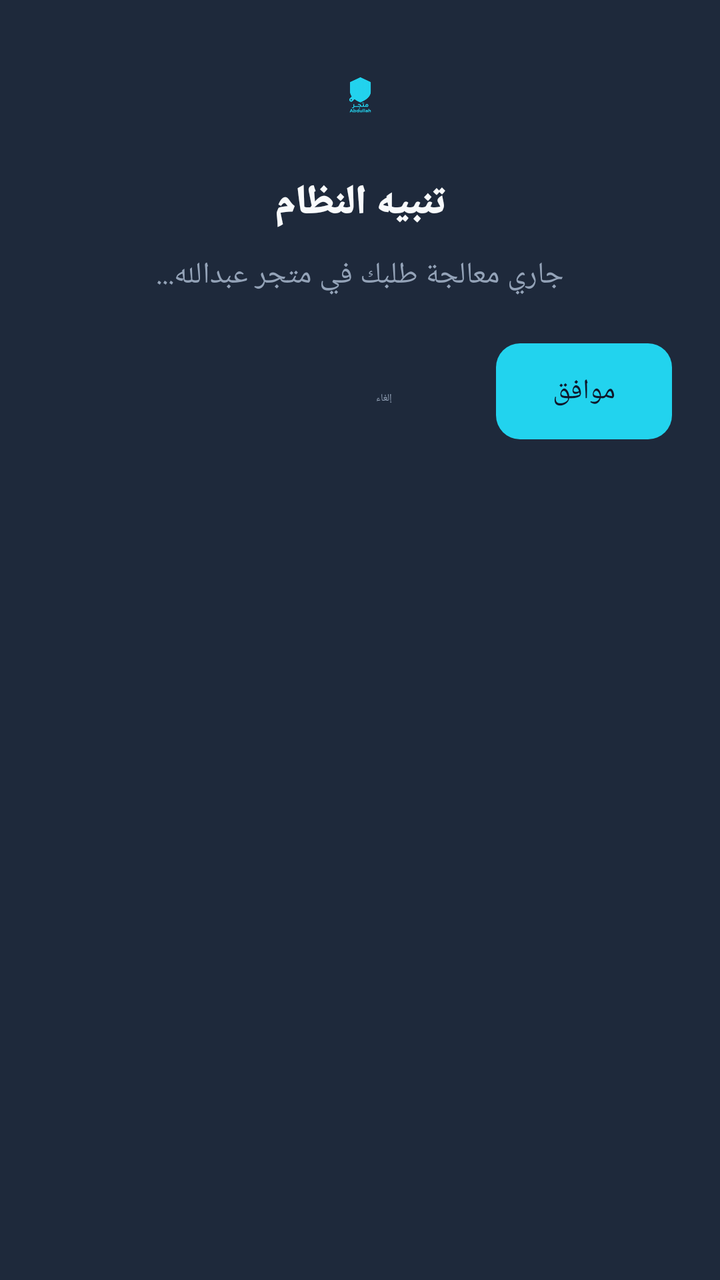
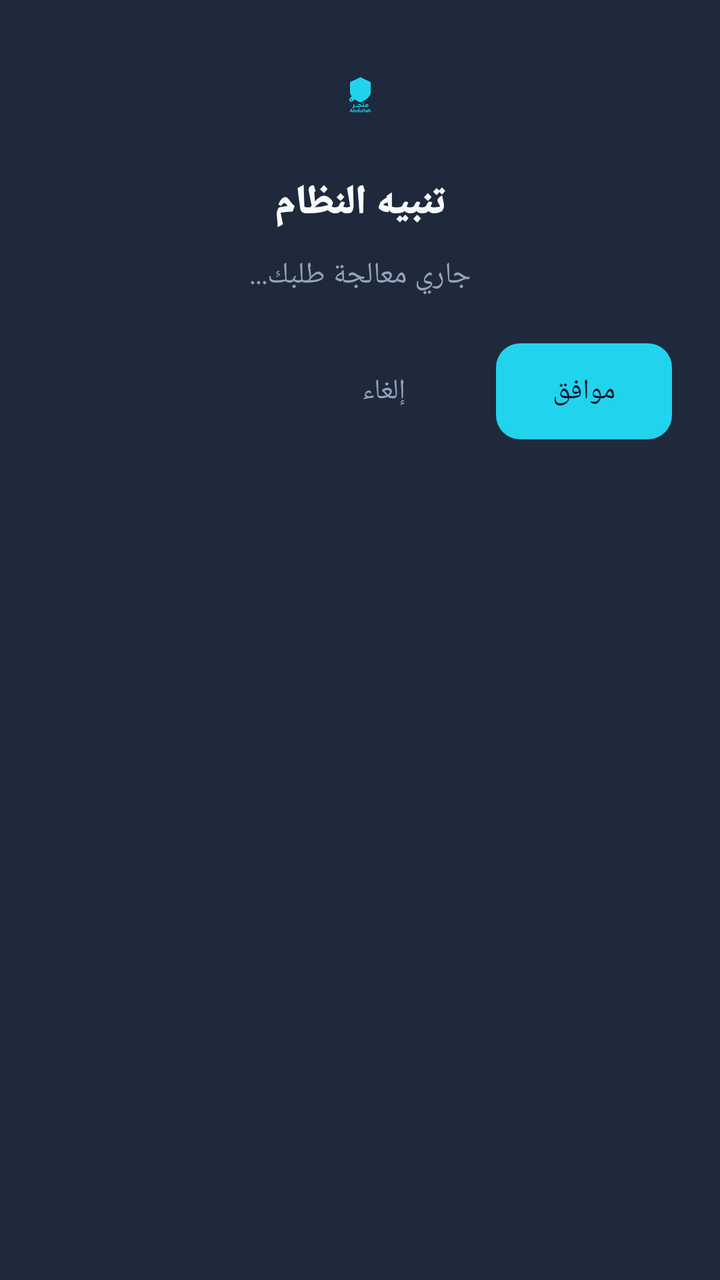

Compare the two renders of this Android layout. The source of the first and the diff that turns it into the second are given below.
<!-- AndroidManifest.xml: application theme Theme.FixEngine -->
<!-- res/layout/mtrl_alert_dialog.xml -->
<?xml version="1.0" encoding="utf-8"?>
<LinearLayout xmlns:android="http://schemas.android.com/apk/res/android"
    xmlns:app="http://schemas.android.com/apk/res-auto"
    android:layout_width="match_parent"
    android:layout_height="wrap_content"
    android:background="#1E293B"
    android:orientation="vertical"
    android:padding="24dp">

    
    <ImageView
        android:id="@+id/dialog_icon"
        android:layout_width="48dp"
        android:layout_height="48dp"
        android:layout_gravity="center"
        android:src="@drawable/ic_launcher_foreground"
        app:tint="#22D3EE" />

    
    <TextView
        android:id="@+id/dialog_title"
        android:layout_width="match_parent"
        android:layout_height="wrap_content"
        android:layout_marginTop="16dp"
        android:gravity="center"
        android:text="تنبيه النظام"
        android:textColor="#F8FAFC"
        android:textSize="20sp"
        android:fontFamily="sans-serif-black" />

    
    <TextView
        android:id="@+id/dialog_message"
        android:layout_width="match_parent"
        android:layout_height="wrap_content"
        android:layout_marginTop="12dp"
        android:gravity="center"
        android:text="جاري معالجة طلبك في متجر عبدالله..."
        android:textColor="#94A3B8"
        android:textSize="15sp"
        android:lineSpacingExtra="4dp" />

    
    <ProgressBar
        android:id="@+id/dialog_progress"
        style="?android:attr/progressBarStyleHorizontal"
        android:layout_width="match_parent"
        android:layout_height="4dp"
        android:layout_marginTop="20dp"
        android:indeterminate="true"
        android:visibility="gone"
        android:indeterminateTint="#22D3EE" />

    
    <LinearLayout
        android:layout_width="match_parent"
        android:layout_height="wrap_content"
        android:layout_marginTop="24dp"
        android:gravity="end"
        android:orientation="horizontal">

        <com.google.android.material.button.MaterialButton
            android:id="@+id/btn_negative"
            style="@style/Widget.Material3.Button.TextButton"
            android:layout_width="wrap_content"
            android:layout_height="wrap_content"
            android:text="إلغاء"
            android:textColor="#94A3B8" />

        <com.google.android.material.button.MaterialButton
            android:id="@+id/btn_positive"
            android:layout_width="wrap_content"
            android:layout_height="wrap_content"
            android:layout_marginStart="12dp"
            android:text="موافق"
            android:textColor="#0F172A"
            app:backgroundTint="#22D3EE"
            app:cornerRadius="12dp" />
    </LinearLayout>

</LinearLayout>
<!-- resources referenced by this layout -->
<resources>
  <!-- drawable ic_launcher_foreground: png bitmap (drawable-xxxhdpi, 43725 bytes) -->
  <style name="Theme.FixEngine" parent="Theme.MaterialComponents.DayNight.NoActionBar">
          
          <item name="colorPrimary">#22D3EE</item> 
          <item name="colorPrimaryVariant">#0891B2</item>
          <item name="colorOnPrimary">#0F172A</item>
  
          
          <item name="colorSecondary">#38BDF8</item>
          <item name="colorSecondaryVariant">#0284C7</item>
          <item name="colorOnSecondary">#FFFFFF</item>
  
          
          <item name="android:windowBackground">#0F172A</item>
          <item name="android:statusBarColor">#0F172A</item>
          <item name="android:windowLightStatusBar" tools:targetApi="m">false</item> 
          
          
          <item name="materialButtonStyle">@style/Widget.FixEngine.Button</item>
          
          
          <item name="android:textColorPrimary">#F8FAFC</item>
          <item name="android:textColorSecondary">#94A3B8</item>
  
          
          <item name="materialAlertDialogTheme">@style/Theme.FixEngine.Dialog</item>
      </style>
  <style name="Widget.FixEngine.Button" parent="Widget.MaterialComponents.Button.UnelevatedButton">
          <item name="cornerRadius">16dp</item>
          <item name="android:insetTop">0dp</item>
          <item name="android:insetBottom">0dp</item>
          <item name="android:textAllCaps">false</item>
          <item name="android:fontFamily">sans-serif-medium</item>
          <item name="android:letterSpacing">0.03</item>
      </style>
  <style name="Theme.FixEngine.Dialog" parent="ThemeOverlay.MaterialComponents.MaterialAlertDialog">
          
          <item name="android:windowBackground">@android:color/transparent</item>
          <item name="android:windowIsTranslucent">true</item>
          <item name="android:windowContentOverlay">@null</item>
          <item name="android:windowNoTitle">true</item>
  
          
          <item name="colorPrimary">#22D3EE</item>
          <item name="colorOnSurface">#F8FAFC</item>
          <item name="android:textColorPrimary">#F8FAFC</item>
          <item name="android:textColorSecondary">#94A3B8</item>
          
          
          <item name="materialAlertDialogTitleTextStyle">@style/TextAppearance.FixEngine.Toolbar</item>
      </style>
  <style name="TextAppearance.FixEngine.Toolbar" parent="TextAppearance.MaterialComponents.Headline6">
          <item name="android:textSize">20sp</item>
          <item name="android:textStyle">bold</item>
          <item name="android:textColor">#F8FAFC</item>
          <item name="android:fontFamily">sans-serif-black</item>
      </style>
</resources>

<!-- the commit's change to res/layout/mtrl_alert_dialog.xml (unified diff, before → after) -->
@@ -1,13 +1,13 @@
 <?xml version="1.0" encoding="utf-8"?>
 <LinearLayout xmlns:android="http://schemas.android.com/apk/res/android"
     xmlns:app="http://schemas.android.com/apk/res-auto"
+    android:id="@+id/main_dialog_container"
     android:layout_width="match_parent"
     android:layout_height="wrap_content"
     android:background="#1E293B"
     android:orientation="vertical"
     android:padding="24dp">
 
-    
     <ImageView
         android:id="@+id/dialog_icon"
         android:layout_width="48dp"
@@ -16,7 +16,6 @@
         android:src="@drawable/ic_launcher_foreground"
         app:tint="#22D3EE" />
 
-    
     <TextView
         android:id="@+id/dialog_title"
         android:layout_width="match_parent"
@@ -28,30 +27,16 @@
         android:textSize="20sp"
         android:fontFamily="sans-serif-black" />
 
-    
     <TextView
         android:id="@+id/dialog_message"
         android:layout_width="match_parent"
         android:layout_height="wrap_content"
         android:layout_marginTop="12dp"
         android:gravity="center"
-        android:text="جاري معالجة طلبك في متجر عبدالله..."
+        android:text="جاري معالجة طلبك..."
         android:textColor="#94A3B8"
-        android:textSize="15sp"
-        android:lineSpacingExtra="4dp" />
+        android:textSize="15sp" />
 
-    
-    <ProgressBar
-        android:id="@+id/dialog_progress"
-        style="?android:attr/progressBarStyleHorizontal"
-        android:layout_width="match_parent"
-        android:layout_height="4dp"
-        android:layout_marginTop="20dp"
-        android:indeterminate="true"
-        android:visibility="gone"
-        android:indeterminateTint="#22D3EE" />
-
-    
     <LinearLayout
         android:layout_width="match_parent"
         android:layout_height="wrap_content"
@@ -61,7 +46,7 @@
 
         <com.google.android.material.button.MaterialButton
             android:id="@+id/btn_negative"
-            style="@style/Widget.Material3.Button.TextButton"
+            style="@style/Widget.MaterialComponents.Button.TextButton"
             android:layout_width="wrap_content"
             android:layout_height="wrap_content"
             android:text="إلغاء"
@@ -77,5 +62,4 @@
             app:backgroundTint="#22D3EE"
             app:cornerRadius="12dp" />
     </LinearLayout>
-
 </LinearLayout>
